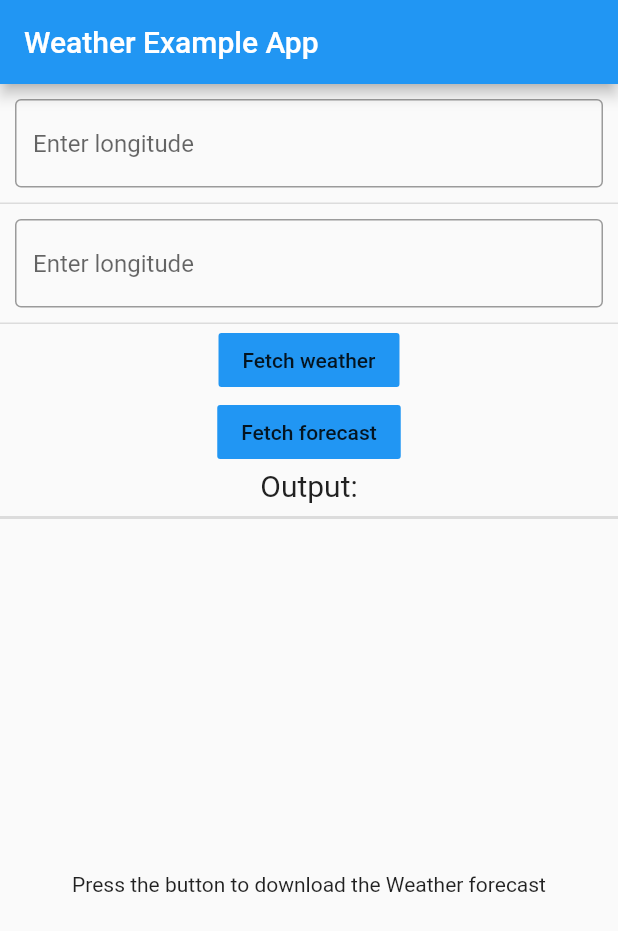
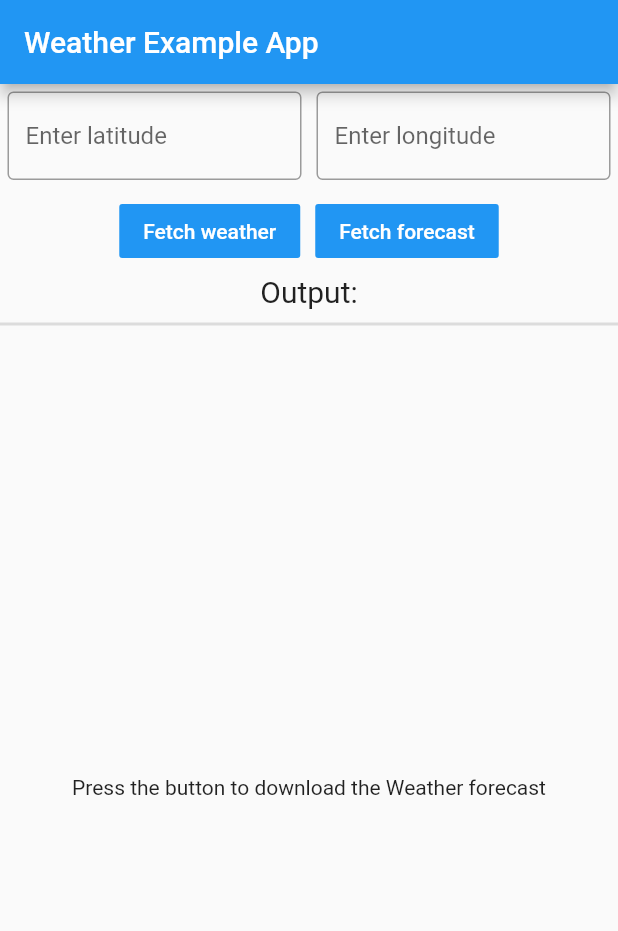
Before and after one commit to muhfauqhi/weather, a Flutter app: the screen it shows after launch, on a phone screen of 412 x 824 dp. Shown: the top 931 px of the screen. Run offline on Flutter 3.47's test engine with Material 2 defaults, Android fonts, the phone set to English and light mode, and no system bars.

Commit message:
updated weather to 1.1.5

```diff
--- a/example/lib/main.dart
+++ b/example/lib/main.dart
@@ -118,47 +118,60 @@ class _MyAppState extends State<MyApp> {
     print(lon);
   }
 
-  Widget _latTextField() {
-    return Container(
-        decoration: BoxDecoration(
-            border: Border(
-                bottom: BorderSide(color: Theme.of(context).dividerColor))),
-        padding: EdgeInsets.all(10),
+  Widget _coordinateInputs() {
+    return Row(
+      children: <Widget>[
+        Expanded(
+          child: Container(
+              margin: EdgeInsets.all(5),
               child: TextField(
                   decoration: InputDecoration(
-                border: OutlineInputBorder(), hintText: 'Enter longitude'),
+                      border: OutlineInputBorder(),
+                      hintText: 'Enter latitude'),
                   keyboardType: TextInputType.number,
                   onChanged: _saveLat,
-            onSubmitted: _saveLat));
-  }
-
-  Widget _lonTextField() {
-    return Container(
-        decoration: BoxDecoration(
-            border: Border(
-                bottom: BorderSide(color: Theme.of(context).dividerColor))),
-        padding: EdgeInsets.all(10),
+                  onSubmitted: _saveLat)),
+        ),
+        Expanded(
+            child: Container(
+                margin: EdgeInsets.all(5),
                 child: TextField(
                     decoration: InputDecoration(
-                border: OutlineInputBorder(), hintText: 'Enter longitude'),
+                        border: OutlineInputBorder(),
+                        hintText: 'Enter longitude'),
                     keyboardType: TextInputType.number,
                     onChanged: _saveLon,
-            onSubmitted: _saveLon));
-  }
-
-  Widget _weatherButton() {
-    return FlatButton(
-      child: Text('Fetch weather'),
-      onPressed: queryWeather,
-      color: Colors.blue,
+                    onSubmitted: _saveLon)))
+      ],
     );
   }
 
-  Widget _forecastButton() {
-    return FlatButton(
-      child: Text('Fetch forecast'),
+  Widget _buttons() {
+    return Row(
+      mainAxisAlignment: MainAxisAlignment.center,
+      children: <Widget>[
+        Container(
+          margin: EdgeInsets.all(5),
+          child: FlatButton(
+            child: Text(
+              'Fetch weather',
+              style: TextStyle(color: Colors.white),
+            ),
+            onPressed: queryWeather,
+            color: Colors.blue,
+          ),
+        ),
+        Container(
+            margin: EdgeInsets.all(5),
+            child: FlatButton(
+              child: Text(
+                'Fetch forecast',
+                style: TextStyle(color: Colors.white),
+              ),
               onPressed: queryForecast,
               color: Colors.blue,
+            ))
+      ],
     );
   }
 
@@ -171,10 +184,8 @@ class _MyAppState extends State<MyApp> {
           ),
           body: Column(
             children: <Widget>[
-              _latTextField(),
-              _lonTextField(),
-              _weatherButton(),
-              _forecastButton(),
+              _coordinateInputs(),
+              _buttons(),
               Text(
                 'Output:',
                 style: TextStyle(fontSize: 20),
--- a/lib/weather.dart
+++ b/lib/weather.dart
@@ -96,6 +96,7 @@ class Weather {
     Weather: $_weatherMain, $_weatherDescription
     Temp: $_temperature, Temp (min): $_tempMin, Temp (max): $_tempMax
     Sunrise: $_sunrise, Sunset: $_sunset
+    Weather Condition code: $_weatherConditionCode
     ''';
   }
 
--- a/lib/weather_functions.dart
+++ b/lib/weather_functions.dart
@@ -4,7 +4,14 @@ part of weather_library;
 int _unpackInt(Map<String, dynamic> M, String k) {
   if (M != null) {
     if (M.containsKey(k)) {
-      return M[k] + 0;
+      final val = M[k];
+      if (val.runtimeType == String) {
+        return int.parse(M[k]) ?? -1;
+      }
+      else if (val.runtimeType == int) {
+        return M[k];
+      }
+      return -1;
     }
   }
   return 0;
--- a/pubspec.yaml
+++ b/pubspec.yaml
@@ -1,10 +1,10 @@
 name: weather
 description: A weather plugin for fetching current weather and forecasting via the OpenWeatherMap API. Works for both Android and iOS.
-version: 1.1.1
+version: 1.1.5
 homepage: https://github.com/cph-cachet/flutter-plugins/tree/master/packages/weather
 
 environment:
-  sdk: ">=2.0.0-dev.68.0 <3.0.0"
+  sdk: ">=2.7.0 <3.0.0"
 
 dependencies:
   flutter:
```
Also changed, not shown: 2 other files. Lines whose indentation alone changed are shown as unchanged.
